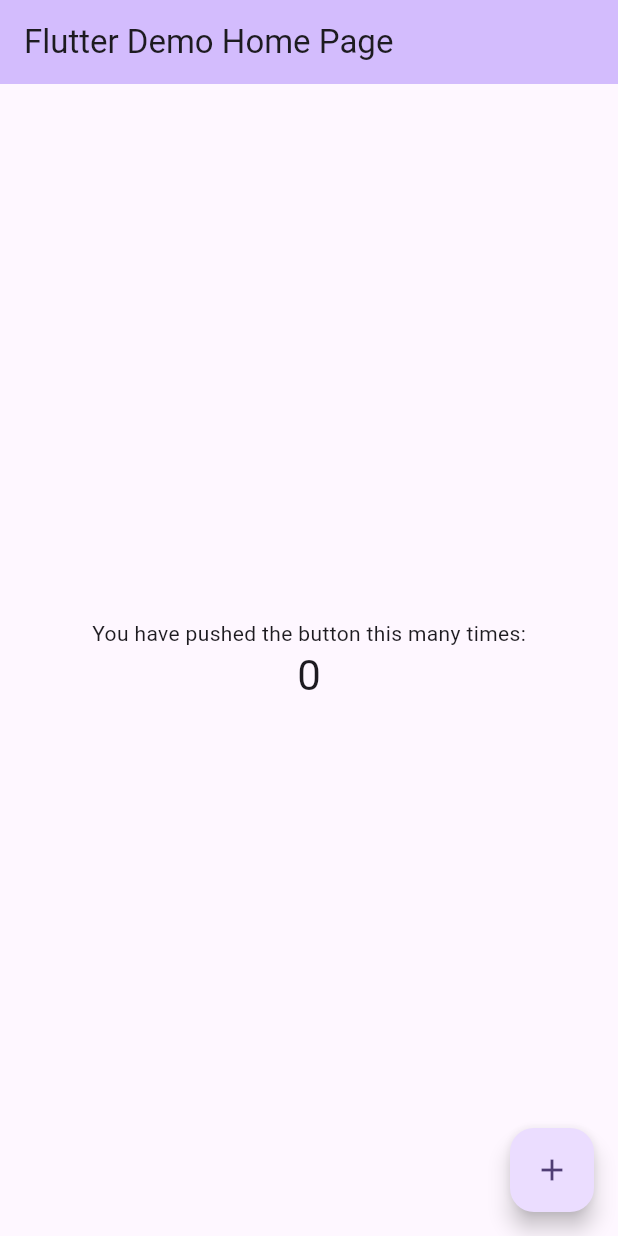
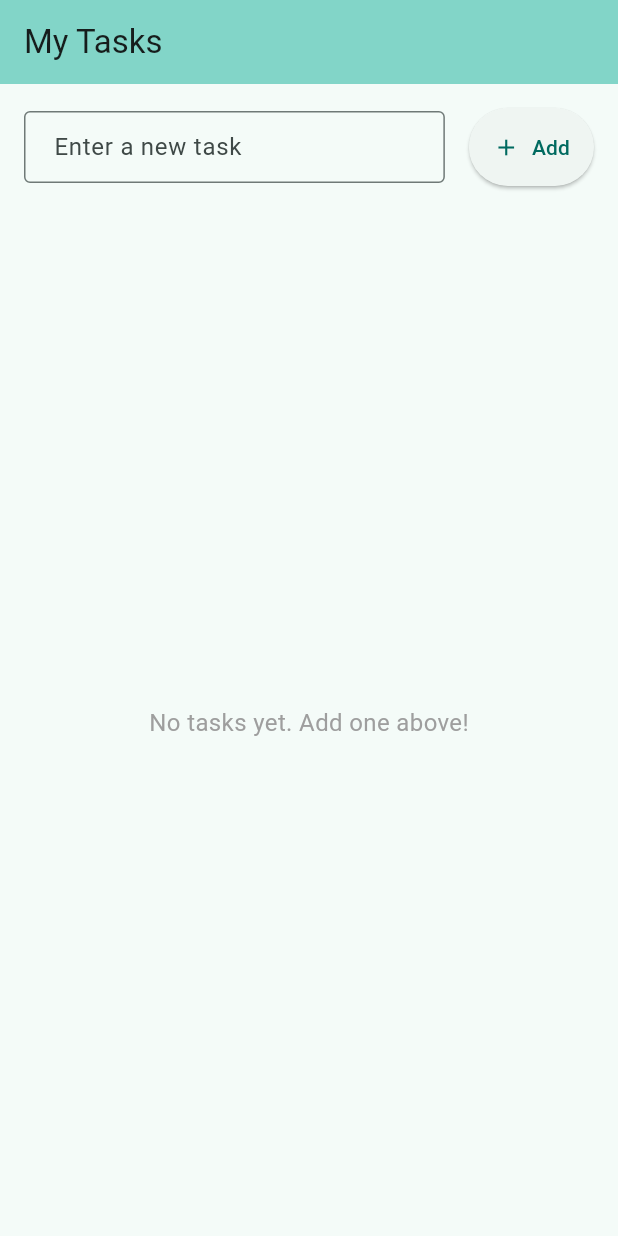
Before and after one commit to mejares-jamesmichael/DIT301-JMMejares-Act10, a Flutter app: the screen it shows after launch, on a phone screen of 412 x 824 dp. Run offline on Flutter 3.47's test engine with Material 3 defaults, Android fonts, the phone set to English and light mode, and no system bars.

Commit message:
update main dart file

```diff
--- a/lib/main.dart
+++ b/lib/main.dart
@@ -1,121 +1,127 @@
 import 'package:flutter/material.dart';
 
 void main() {
-  runApp(const MyApp());
+  runApp(const ToDoApp());
 }
 
-class MyApp extends StatelessWidget {
-  const MyApp({super.key});
+class ToDoApp extends StatelessWidget {
+  const ToDoApp({super.key});
 
-  // This widget is the root of your application.
   @override
   Widget build(BuildContext context) {
     return MaterialApp(
-      title: 'Flutter Demo',
+      title: 'Cross-Platform To-Do List',
       theme: ThemeData(
-        // This is the theme of your application.
-        //
-        // TRY THIS: Try running your application with "flutter run". You'll see
-        // the application has a purple toolbar. Then, without quitting the app,
-        // try changing the seedColor in the colorScheme below to Colors.green
-        // and then invoke "hot reload" (save your changes or press the "hot
-        // reload" button in a Flutter-supported IDE, or press "r" if you used
-        // the command line to start the app).
-        //
-        // Notice that the counter didn't reset back to zero; the application
-        // state is not lost during the reload. To reset the state, use hot
-        // restart instead.
-        //
-        // This works for code too, not just values: Most code changes can be
-        // tested with just a hot reload.
-        colorScheme: .fromSeed(seedColor: Colors.deepPurple),
+        colorScheme: ColorScheme.fromSeed(seedColor: Colors.teal),
+        useMaterial3: true,
       ),
-      home: const MyHomePage(title: 'Flutter Demo Home Page'),
+      home: const ToDoListPage(title: 'My Tasks'),
     );
   }
 }
 
-class MyHomePage extends StatefulWidget {
-  const MyHomePage({super.key, required this.title});
-
-  // This widget is the home page of your application. It is stateful, meaning
-  // that it has a State object (defined below) that contains fields that affect
-  // how it looks.
-
-  // This class is the configuration for the state. It holds the values (in this
-  // case the title) provided by the parent (in this case the App widget) and
-  // used by the build method of the State. Fields in a Widget subclass are
-  // always marked "final".
+class ToDoListPage extends StatefulWidget {
+  const ToDoListPage({super.key, required this.title});
 
   final String title;
 
   @override
-  State<MyHomePage> createState() => _MyHomePageState();
+  State<ToDoListPage> createState() => _ToDoListPageState();
 }
 
-class _MyHomePageState extends State<MyHomePage> {
-  int _counter = 0;
+class _ToDoListPageState extends State<ToDoListPage> {
+  // List to store tasks
+  final List<String> _tasks = [];
 
-  void _incrementCounter() {
+  // Controller for the text input
+  final TextEditingController _textController = TextEditingController();
+
+  void _addTask() {
+    if (_textController.text.isNotEmpty) {
+      setState(() {
+        _tasks.add(_textController.text);
+        _textController.clear();
+      });
+    }
+  }
+
+  void _removeTask(int index) {
     setState(() {
-      // This call to setState tells the Flutter framework that something has
-      // changed in this State, which causes it to rerun the build method below
-      // so that the display can reflect the updated values. If we changed
-      // _counter without calling setState(), then the build method would not be
-      // called again, and so nothing would appear to happen.
-      _counter++;
+      _tasks.removeAt(index);
     });
   }
 
   @override
+  void dispose() {
+    _textController.dispose();
+    super.dispose();
+  }
+
+  @override
   Widget build(BuildContext context) {
-    // This method is rerun every time setState is called, for instance as done
-    // by the _incrementCounter method above.
-    //
-    // The Flutter framework has been optimized to make rerunning build methods
-    // fast, so that you can just rebuild anything that needs updating rather
-    // than having to individually change instances of widgets.
     return Scaffold(
       appBar: AppBar(
-        // TRY THIS: Try changing the color here to a specific color (to
-        // Colors.amber, perhaps?) and trigger a hot reload to see the AppBar
-        // change color while the other colors stay the same.
         backgroundColor: Theme.of(context).colorScheme.inversePrimary,
-        // Here we take the value from the MyHomePage object that was created by
-        // the App.build method, and use it to set our appbar title.
         title: Text(widget.title),
       ),
-      body: Center(
-        // Center is a layout widget. It takes a single child and positions it
-        // in the middle of the parent.
-        child: Column(
-          // Column is also a layout widget. It takes a list of children and
-          // arranges them vertically. By default, it sizes itself to fit its
-          // children horizontally, and tries to be as tall as its parent.
-          //
-          // Column has various properties to control how it sizes itself and
-          // how it positions its children. Here we use mainAxisAlignment to
-          // center the children vertically; the main axis here is the vertical
-          // axis because Columns are vertical (the cross axis would be
-          // horizontal).
-          //
-          // TRY THIS: Invoke "debug painting" (choose the "Toggle Debug Paint"
-          // action in the IDE, or press "p" in the console), to see the
-          // wireframe for each widget.
-          mainAxisAlignment: .center,
-          children: [
-            const Text('You have pushed the button this many times:'),
-            Text(
-              '$_counter',
-              style: Theme.of(context).textTheme.headlineMedium,
+      body: Column(
+        children: <Widget>[
+          // Input Section
+          Padding(
+            padding: const EdgeInsets.all(16.0),
+            child: Row(
+              children: [
+                Expanded(
+                  child: TextField(
+                    controller: _textController,
+                    decoration: const InputDecoration(
+                      hintText: 'Enter a new task',
+                      border: OutlineInputBorder(),
+                      contentPadding: EdgeInsets.symmetric(horizontal: 16, vertical: 12),
+                    ),
+                    onSubmitted: (_) => _addTask(),
+                  ),
+                ),
+                const SizedBox(width: 16),
+                ElevatedButton.icon(
+                  onPressed: _addTask,
+                  icon: const Icon(Icons.add),
+                  label: const Text('Add'),
+                  style: ElevatedButton.styleFrom(
+                    padding: const EdgeInsets.symmetric(horizontal: 16, vertical: 16),
+                  ),
+                ),
+              ],
             ),
-          ],
-        ),
-      ),
-      floatingActionButton: FloatingActionButton(
-        onPressed: _incrementCounter,
-        tooltip: 'Increment',
-        child: const Icon(Icons.add),
+          ),
+
+          // Task List Section
+          Expanded(
+            child: _tasks.isEmpty
+                ? const Center(
+                    child: Text(
+                      'No tasks yet. Add one above!',
+                      style: TextStyle(color: Colors.grey, fontSize: 16),
+                    ),
+                  )
+                : ListView.builder(
+                    itemCount: _tasks.length,
+                    itemBuilder: (context, index) {
+                      return Card(
+                        margin: const EdgeInsets.symmetric(horizontal: 16, vertical: 4),
+                        child: ListTile(
+                          title: Text(_tasks[index]),
+                          trailing: IconButton(
+                            icon: const Icon(Icons.delete, color: Colors.redAccent),
+                            onPressed: () => _removeTask(index),
+                            tooltip: 'Delete Task',
+                          ),
+                        ),
+                      );
+                    },
+                  ),
+          ),
+        ],
       ),
     );
   }
```
